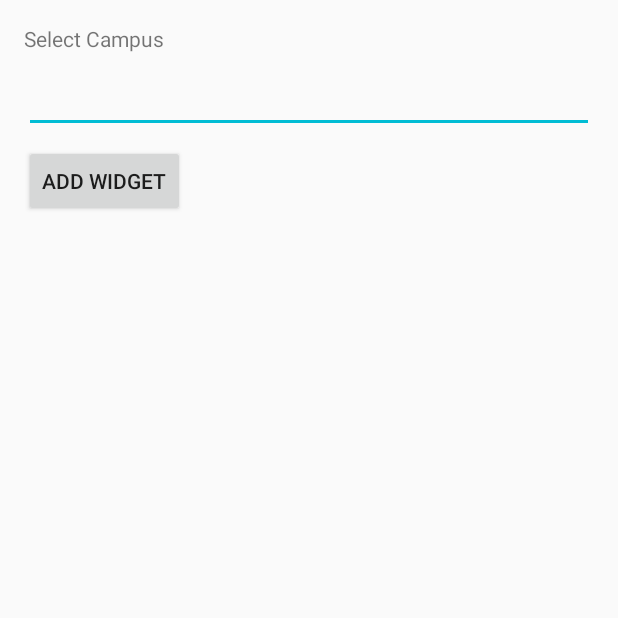
After one commit to MarnixWyns/KDGPlanner-Android-Old, an Android app: the WidgetAvailableClassroomsConfigureActivity screen opened directly, with no data from a screen before it, on a phone screen of 412 x 824 dp, the top half of it. The commit adds this screen. Run offline under Robolectric (Android 15) with nearby library versions, the phone set to English and light mode, and no system bars; network calls fail; 1 statement that could not run was skipped.

Commit message:
Start of widget support
Runs independent from rest of code so far.

```diff
--- a/app/src/main/java/tech/cloverfield/kdgplanner/DateFormatter.java
+++ b/app/src/main/java/tech/cloverfield/kdgplanner/DateFormatter.java
@@ -7,7 +7,7 @@ import java.text.SimpleDateFormat;
 import java.util.Calendar;
 import java.util.Date;
 
-import tech.cloverfield.kdgplanner.Objects.DateType;
+import tech.cloverfield.kdgplanner.Domain.DateType;
 
 public class DateFormatter {
 
--- a/app/src/main/java/tech/cloverfield/kdgplanner/Objects/Campus.java
+++ b/app/src/main/java/tech/cloverfield/kdgplanner/Domain/Campus.java
@@ -1,4 +1,4 @@
-package tech.cloverfield.kdgplanner.Objects;
+package tech.cloverfield.kdgplanner.Domain;
 
 import android.content.Context;
 
--- a/app/src/main/java/tech/cloverfield/kdgplanner/Objects/Classroom.java
+++ b/app/src/main/java/tech/cloverfield/kdgplanner/Domain/Classroom.java
@@ -1,4 +1,4 @@
-package tech.cloverfield.kdgplanner.Objects;
+package tech.cloverfield.kdgplanner.Domain;
 
 import android.annotation.SuppressLint;
 import android.content.Context;
--- a/app/src/main/java/tech/cloverfield/kdgplanner/Objects/DateType.java
+++ b/app/src/main/java/tech/cloverfield/kdgplanner/Domain/DateType.java
@@ -1,4 +1,4 @@
-package tech.cloverfield.kdgplanner.Objects;
+package tech.cloverfield.kdgplanner.Domain;
 
 public enum DateType {
     TIME,
--- a/app/src/main/java/tech/cloverfield/kdgplanner/Objects/Datum.java
+++ b/app/src/main/java/tech/cloverfield/kdgplanner/Domain/Datum.java
@@ -1,4 +1,4 @@
-package tech.cloverfield.kdgplanner.Objects;
+package tech.cloverfield.kdgplanner.Domain;
 
 import android.content.Context;
 
--- a/app/src/main/java/tech/cloverfield/kdgplanner/Objects/Uur.java
+++ b/app/src/main/java/tech/cloverfield/kdgplanner/Domain/Uur.java
@@ -1,4 +1,4 @@
-package tech.cloverfield.kdgplanner.Objects;
+package tech.cloverfield.kdgplanner.Domain;
 
 import java.util.Date;
 
--- a/app/src/main/java/tech/cloverfield/kdgplanner/Main/MainActivity.java
+++ b/app/src/main/java/tech/cloverfield/kdgplanner/Main/MainActivity.java
@@ -3,7 +3,6 @@ package tech.cloverfield.kdgplanner.Main;
 import android.Manifest;
 import android.annotation.SuppressLint;
 import android.app.DialogFragment;
-import android.content.Context;
 import android.content.Intent;
 import android.content.pm.PackageManager;
 import android.os.Build;
@@ -27,8 +26,8 @@ import java.util.Date;
 import java.util.HashMap;
 
 import tech.cloverfield.kdgplanner.DateFormatter;
-import tech.cloverfield.kdgplanner.Objects.Classroom;
-import tech.cloverfield.kdgplanner.Objects.DateType;
+import tech.cloverfield.kdgplanner.Domain.Classroom;
+import tech.cloverfield.kdgplanner.Domain.DateType;
 import tech.cloverfield.kdgplanner.R;
 import tech.cloverfield.kdgplanner.Reservation.ReservationActivity;
 
--- a/app/src/main/java/tech/cloverfield/kdgplanner/Main/TimePickerFragment.java
+++ b/app/src/main/java/tech/cloverfield/kdgplanner/Main/TimePickerFragment.java
@@ -10,9 +10,7 @@ import java.util.ArrayList;
 import java.util.Calendar;
 import java.util.Date;
 
-import tech.cloverfield.kdgplanner.DateFormatter;
-import tech.cloverfield.kdgplanner.Objects.Classroom;
-import tech.cloverfield.kdgplanner.Objects.DateType;
+import tech.cloverfield.kdgplanner.Domain.Classroom;
 
 public class TimePickerFragment extends DialogFragment
         implements TimePickerDialog.OnTimeSetListener {
--- /dev/null
+++ b/app/src/main/java/tech/cloverfield/kdgplanner/Widgets/WidgetAvailableClassroomsConfigureActivity.java
@@ -0,0 +1,100 @@
+package tech.cloverfield.kdgplanner.Widgets;
+
+import android.app.Activity;
+import android.appwidget.AppWidgetManager;
+import android.content.Context;
+import android.content.Intent;
+import android.content.SharedPreferences;
+import android.os.Bundle;
+import android.view.View;
+import android.widget.EditText;
+
+import tech.cloverfield.kdgplanner.R;
+
+/**
+ * The configuration screen for the {@link WidgetAvailableClassrooms WidgetAvailableClassrooms} AppWidget.
+ */
+public class WidgetAvailableClassroomsConfigureActivity extends Activity {
+
+    private static final String PREFS_NAME = "tech.cloverfield.kdgplanner.Widgets.WidgetAvailableClassrooms";
+    private static final String PREF_PREFIX_KEY = "appwidget_";
+    int mAppWidgetId = AppWidgetManager.INVALID_APPWIDGET_ID;
+    EditText mAppWidgetText;
+    View.OnClickListener mOnClickListener = new View.OnClickListener() {
+        public void onClick(View v) {
+            final Context context = WidgetAvailableClassroomsConfigureActivity.this;
+
+            // When the button is clicked, store the string locally
+            String widgetText = mAppWidgetText.getText().toString();
+            saveTitlePref(context, mAppWidgetId, widgetText);
+
+            // It is the responsibility of the configuration activity to update the app widget
+            AppWidgetManager appWidgetManager = AppWidgetManager.getInstance(context);
+            WidgetAvailableClassrooms.updateAppWidget(context, appWidgetManager, mAppWidgetId);
+
+            // Make sure we pass back the original appWidgetId
+            Intent resultValue = new Intent();
+            resultValue.putExtra(AppWidgetManager.EXTRA_APPWIDGET_ID, mAppWidgetId);
+            setResult(RESULT_OK, resultValue);
+            finish();
+        }
+    };
+
+    public WidgetAvailableClassroomsConfigureActivity() {
+        super();
+    }
+
+    // Write the prefix to the SharedPreferences object for this widget
+    static void saveTitlePref(Context context, int appWidgetId, String text) {
+        SharedPreferences.Editor prefs = context.getSharedPreferences(PREFS_NAME, 0).edit();
+        prefs.putString(PREF_PREFIX_KEY + appWidgetId, text);
+        prefs.apply();
+    }
+
+    // Read the prefix from the SharedPreferences object for this widget.
+    // If there is no preference saved, get the default from a resource
+    static String loadTitlePref(Context context, int appWidgetId) {
+        SharedPreferences prefs = context.getSharedPreferences(PREFS_NAME, 0);
+        String titleValue = prefs.getString(PREF_PREFIX_KEY + appWidgetId, null);
+        if (titleValue != null) {
+            return titleValue;
+        } else {
+            return context.getString(R.string.appwidget_text);
+        }
+    }
+
+    static void deleteTitlePref(Context context, int appWidgetId) {
+        SharedPreferences.Editor prefs = context.getSharedPreferences(PREFS_NAME, 0).edit();
+        prefs.remove(PREF_PREFIX_KEY + appWidgetId);
+        prefs.apply();
+    }
+
+    @Override
+    public void onCreate(Bundle icicle) {
+        super.onCreate(icicle);
+
+        // Set the result to CANCELED.  This will cause the widget host to cancel
+        // out of the widget placement if the user presses the back button.
+        setResult(RESULT_CANCELED);
+
+        setContentView(R.layout.widget_available_classrooms_configure);
+        mAppWidgetText = (EditText) findViewById(R.id.appwidget_text);
+        findViewById(R.id.add_button).setOnClickListener(mOnClickListener);
+
+        // Find the widget id from the intent.
+        Intent intent = getIntent();
+        Bundle extras = intent.getExtras();
+        if (extras != null) {
+            mAppWidgetId = extras.getInt(
+                    AppWidgetManager.EXTRA_APPWIDGET_ID, AppWidgetManager.INVALID_APPWIDGET_ID);
+        }
+
+        // If this activity was started with an intent without an app widget ID, finish with an error.
+        if (mAppWidgetId == AppWidgetManager.INVALID_APPWIDGET_ID) {
+            finish();
+            return;
+        }
+
+        mAppWidgetText.setText(loadTitlePref(WidgetAvailableClassroomsConfigureActivity.this, mAppWidgetId));
+    }
+}
--- a/app/src/main/res/layout/activity_main.xml
+++ b/app/src/main/res/layout/activity_main.xml
@@ -42,10 +42,11 @@
                 android:layout_width="match_parent"
                 android:layout_height="match_parent"
                 android:id="@+id/swiperefresh">
+
                 <ListView
                     android:id="@+id/lvClassrooms"
                     android:layout_width="match_parent"
-                android:layout_height="match_parent">
+                    android:layout_height="match_parent">
 
                 </ListView>
             </android.support.v4.widget.SwipeRefreshLayout>
--- /dev/null
+++ b/app/src/main/res/layout/widget_available_classrooms_configure.xml
@@ -0,0 +1,27 @@
+<?xml version="1.0" encoding="utf-8"?>
+<LinearLayout xmlns:android="http://schemas.android.com/apk/res/android"
+    android:layout_width="match_parent"
+    android:layout_height="wrap_content"
+    android:orientation="vertical"
+    android:padding="16dp">
+
+    <TextView
+        android:layout_width="match_parent"
+        android:layout_height="wrap_content"
+        android:layout_marginBottom="8dp"
+        android:text="@string/configure" />
+
+    <EditText
+        android:id="@+id/appwidget_text"
+        android:layout_width="match_parent"
+        android:layout_height="wrap_content"
+        android:inputType="text" />
+
+    <Button
+        android:id="@+id/add_button"
+        android:layout_width="wrap_content"
+        android:layout_height="wrap_content"
+        android:layout_marginTop="8dp"
+        android:text="@string/add_widget" />
+
+</LinearLayout>
--- a/app/src/main/res/values/strings.xml
+++ b/app/src/main/res/values/strings.xml
@@ -18,4 +18,7 @@
     <string name="hours_until">%d hour(s) (until %02d:%02d)</string>
     <string name="hours_minutes_until">%d hour(s) and %d minute(s) (until %02d:%02d)</string>
     <string name="rest_of_the_day">For the remainder of the day</string>
+    <string name="appwidget_text" translatable="false">Groenplaats</string>
+    <string name="configure">Select Campus</string>
+    <string name="add_widget">Add Widget</string>
 </resources>
```
Also changed, not shown: app/src/main/AndroidManifest.xml (+28 -5 lines), app/src/main/java/tech/cloverfield/kdgplanner/Main/Lokalen_DB.java (+4 -4 lines), app/src/main/java/tech/cloverfield/kdgplanner/Widgets/WidgetAvailableClassrooms.java (added, +53 -0 lines), app/src/main/res/layout/widget_available_classrooms.xml (added, +25 -0 lines), app/src/main/res/values-v14/dimens.xml (added, +10 -0 lines), app/src/main/res/values/dimens.xml (added, +10 -0 lines), app/src/main/res/xml/widget_available_classrooms_info.xml (added, +11 -0 lines), app/src/main/res/drawable-nodpi/example_appwidget_preview.png (added), 1 other file.
